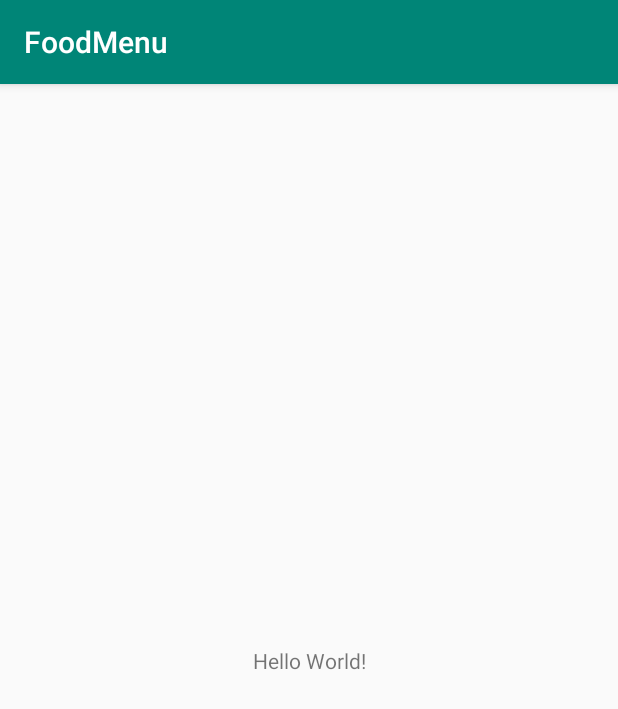
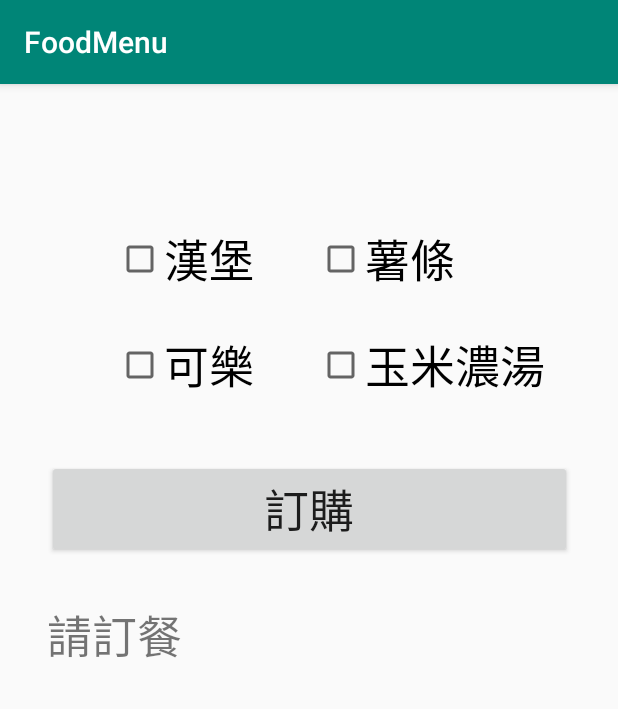
Before and after one commit to DerrickPikachu/FoodMenu, an Android app: the screen it shows after launch (MainActivity), on a phone screen of 412 x 824 dp. Shown: the top 709 px of the screen. Run offline under Robolectric (Android 15) with nearby library versions, the phone set to English and light mode, and no system bars.

Commit message:
Layout adjustment

```diff
--- a/app/src/main/res/layout/activity_main.xml
+++ b/app/src/main/res/layout/activity_main.xml
@@ -6,13 +6,71 @@
     android:layout_height="match_parent"
     tools:context=".MainActivity">
 
-    <TextView
+    <CheckBox
+        android:id="@+id/hamburger"
         android:layout_width="wrap_content"
         android:layout_height="wrap_content"
-        android:text="Hello World!"
+        android:text="@string/hamburger"
+        android:textSize="30sp"
         app:layout_constraintBottom_toBottomOf="parent"
-        app:layout_constraintLeft_toLeftOf="parent"
-        app:layout_constraintRight_toRightOf="parent"
-        app:layout_constraintTop_toTopOf="parent" />
+        app:layout_constraintEnd_toEndOf="parent"
+        app:layout_constraintHorizontal_bias="0.241"
+        app:layout_constraintStart_toStartOf="parent"
+        app:layout_constraintTop_toTopOf="parent"
+        app:layout_constraintVertical_bias="0.13" />
 
+    <CheckBox
+        android:id="@+id/frenchFries"
+        android:layout_width="wrap_content"
+        android:layout_height="wrap_content"
+        android:text="@string/french_fries"
+        android:textSize="30sp"
+        app:layout_constraintEnd_toEndOf="parent"
+        app:layout_constraintHorizontal_bias="0.28"
+        app:layout_constraintStart_toEndOf="@+id/hamburger"
+        app:layout_constraintTop_toTopOf="@+id/hamburger" />
+
+    <CheckBox
+        android:id="@+id/cola"
+        android:layout_width="wrap_content"
+        android:layout_height="wrap_content"
+        android:text="@string/cola"
+        android:textSize="30sp"
+        app:layout_constraintBottom_toBottomOf="parent"
+        app:layout_constraintStart_toStartOf="@+id/hamburger"
+        app:layout_constraintTop_toBottomOf="@+id/hamburger"
+        app:layout_constraintVertical_bias="0.043" />
+
+    <CheckBox
+        android:id="@+id/cornSoup"
+        android:layout_width="wrap_content"
+        android:layout_height="wrap_content"
+        android:text="@string/corn_soup"
+        android:textSize="30sp"
+        app:layout_constraintStart_toStartOf="@+id/frenchFries"
+        app:layout_constraintTop_toTopOf="@+id/cola" />
+
+    <Button
+        android:id="@+id/button"
+        android:layout_width="350dp"
+        android:layout_height="wrap_content"
+        android:text="@string/order"
+        android:textSize="30sp"
+        app:layout_constraintBottom_toBottomOf="parent"
+        app:layout_constraintEnd_toEndOf="parent"
+        app:layout_constraintHorizontal_bias="0.508"
+        app:layout_constraintStart_toStartOf="parent"
+        app:layout_constraintTop_toBottomOf="@+id/cola"
+        app:layout_constraintVertical_bias="0.082" />
+
+    <TextView
+        android:id="@+id/textView"
+        android:layout_width="wrap_content"
+        android:layout_height="wrap_content"
+        android:text="@string/hint_to_user"
+        android:textSize="30sp"
+        app:layout_constraintBottom_toBottomOf="parent"
+        app:layout_constraintStart_toStartOf="@+id/button"
+        app:layout_constraintTop_toBottomOf="@+id/button"
+        app:layout_constraintVertical_bias="0.06999999" />
 </androidx.constraintlayout.widget.ConstraintLayout>
--- a/app/src/main/res/values/strings.xml
+++ b/app/src/main/res/values/strings.xml
@@ -1,3 +1,9 @@
 <resources>
     <string name="app_name">FoodMenu</string>
+    <string name="hamburger">漢堡</string>
+    <string name="french_fries">薯條</string>
+    <string name="cola">可樂</string>
+    <string name="corn_soup">玉米濃湯</string>
+    <string name="order">訂購</string>
+    <string name="hint_to_user">請訂餐</string>
 </resources>
```
